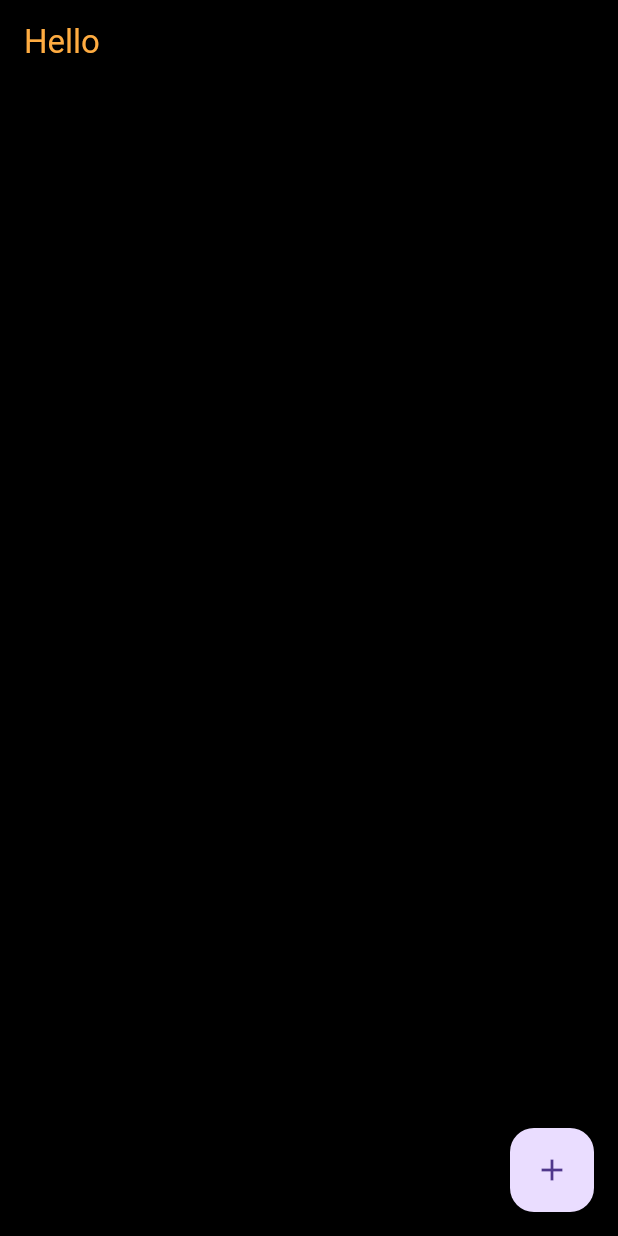
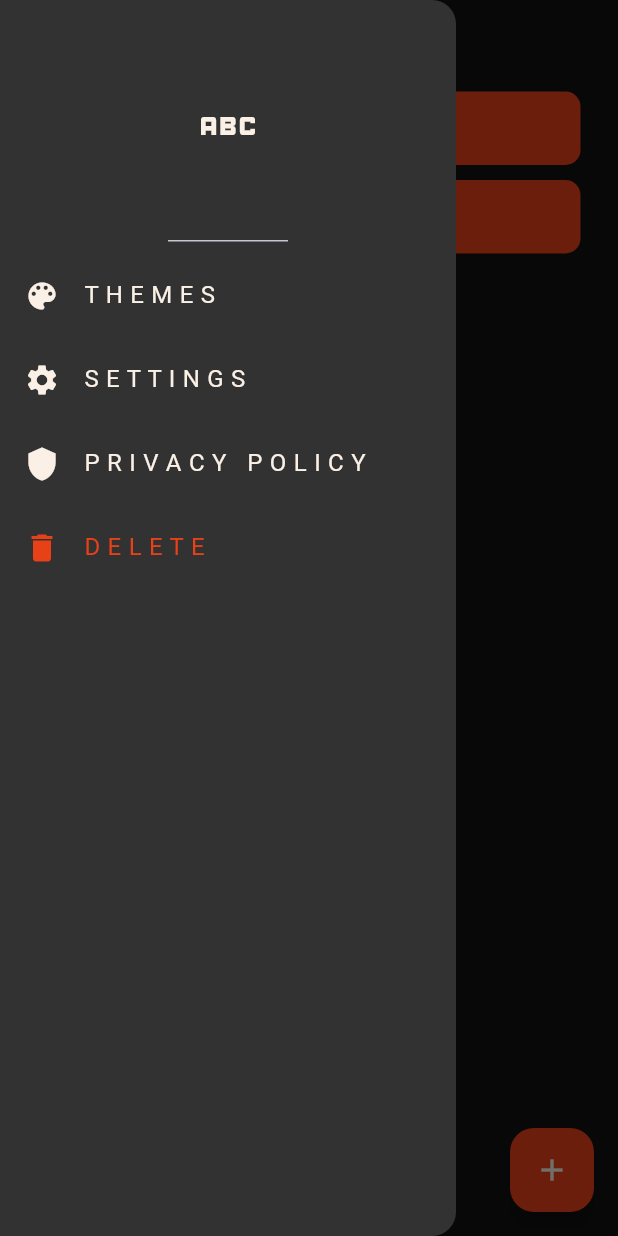
Before and after one commit to Asur-zx/2Du, a Flutter app: the screen it shows after launch, with the side drawer open (before the commit the screen has no drawer), on a phone screen of 412 x 824 dp. Run offline on Flutter 3.47's test engine with Material 3 defaults, Android fonts, the phone set to English and light mode, and no system bars; drawn by our look-alikes of flutter_slidable; our stand-ins replace hive, hive_flutter; accounts and stored records are empty.

Commit message:
middle of font settings

```diff
--- /dev/null
+++ b/lib/data/database.dart
@@ -0,0 +1,23 @@
+import 'package:hive/hive.dart';
+
+class TodoDataBase{
+
+  List task_list = [];
+
+  final _myBox = Hive.box("tableBox");
+
+  void createInitData(){
+    task_list = [
+      ["Make tutorial"],
+      ["Exercise"],
+    ];
+  }
+
+  void loadData(){
+    task_list = _myBox.get("tasklist");
+  }
+
+  void updateData(){
+    _myBox.put("tasklist", task_list);
+  }
+}
--- a/lib/main.dart
+++ b/lib/main.dart
@@ -1,20 +1,27 @@
 import 'package:flutter/material.dart';
 import 'package:flutter_application_1/pages/homepage.dart';
+import 'package:flutter_application_1/utils/fonts.dart';
 import 'package:hive_flutter/hive_flutter.dart';
-
+import 'package:provider/provider.dart';
 void main() async {
-  runApp(const MyApp());
   await Hive.initFlutter();
+  var box = await Hive.openBox("tableBox");
+  runApp(MyApp());
 }
 
 class MyApp extends StatelessWidget {
-  const MyApp({super.key});
-
+  MyApp({super.key});
+  fontsSettings fs = fontsSettings();
   @override
   Widget build(BuildContext context) {
-    return MaterialApp(
+    return ChangeNotifierProvider(create: (context)=>fontsSettings(),
+    child: MaterialApp(
       debugShowCheckedModeBanner: false,
+      theme: ThemeData(
+        fontFamily: fs.selectedFont,
+      ),
       home: Homepage(),
+    )
     );
   }
 }
--- a/lib/pages/homepage.dart
+++ b/lib/pages/homepage.dart
@@ -1,7 +1,12 @@
 import 'package:flutter/material.dart';
+import 'package:flutter_application_1/data/database.dart';
 import 'package:flutter_application_1/utils/colors.dart';
 import 'package:flutter_application_1/utils/todo.dart';
 import 'package:flutter_application_1/utils/dialogbox.dart';
+import 'package:hive/hive.dart';
+import 'package:flutter_application_1/utils/menu.dart';
+import 'package:flutter_application_1/utils/fonts.dart';
+import 'package:provider/provider.dart';
 
 class Homepage extends StatefulWidget {
   const Homepage({super.key});
@@ -11,12 +16,26 @@ class Homepage extends StatefulWidget {
 }
 
 class _HomepageState extends State<Homepage> {
+
+  final _myBox = Hive.box("tableBox");
+  TodoDataBase db = TodoDataBase();
+
+  @override
+  void initState(){
+    if (_myBox.get("tasklist")==null){
+      db.createInitData();
+    }else{
+      db.loadData();
+    }
+    super.initState();
+  }
   void savepress() {
     setState(() {
-      task_list.add([_controller.text, false]);
+      db.task_list.add([_controller.text]);
     });
     _controller.clear();
     Navigator.of(context).pop();
+    db.updateData();
   }
 
   void cancelpress() {
@@ -24,8 +43,7 @@ class _HomepageState extends State<Homepage> {
   }
 
   final _controller = TextEditingController();
-
-  List task_list = [];
+  fontsSettings fs = fontsSettings();
 
   void addcard() {
     showDialog(
@@ -39,36 +57,107 @@ class _HomepageState extends State<Homepage> {
         });
   }
 
-  Function(BuildContext)? deleteCard(index) {
+  Future<bool> showSnackbar(BuildContext context) async{
+    bool task_changed = true;
+    final snackbar = SnackBar(content: Text("item deleted !"), action: SnackBarAction(label: "Undo", onPressed: (){
+      task_changed = false;
+    }),);
+
+    ScaffoldMessenger.of(context).showSnackBar(snackbar);
+
+    await Future.delayed(Duration(seconds: 3));
+
+    return task_changed;
+  }
+
+   Future<void> deleteCard(index, task) async{
     setState(() {
-      task_list.removeAt(index);
+      db.task_list.removeAt(index);
     });
+    bool task_changed = await showSnackbar(context);
+
+    if (task_changed) {
+      db.updateData();
+    }
+    else{
+      setState(() {
+        db.task_list.insert(index, [task]);
+      });
+    }
     return null;
   }
 
-  @override
+  void drawerDelete(){
+    setState(() {
+      db.task_list.clear();
+    });
+    db.updateData();
+  }
+
   Widget build(BuildContext context) {
+    double drawerFontSize = fs.selectedSize/1.5;
+    double appbarFontSize = fs.selectedSize/1;
+    return Consumer<fontsSettings>(
+      builder: (context, fontsSettings, child){
         return Scaffold(
           backgroundColor: AppColors.black,
           appBar: AppBar(
             title: Text(
-          "Hello",
-          style: TextStyle(color: AppColors.yellow),
+              "2do4u",
+              style: TextStyle(
+                color: AppColors.palewhite,
+                fontSize: appbarFontSize,
               ),
+            ),
+            iconTheme: IconThemeData(color: AppColors.red),
             elevation: 0,
             backgroundColor: AppColors.black,
           ),
+          drawer: Drawer(
+            backgroundColor: AppColors.gray,
+            child: Column(
+              children: [
+                DrawerHeader(
+                    child: Icon(
+                      Icons.abc,
+                      size: 48,
+                      color: AppColors.white,
+                    )
+                ),
+                Menu(drawerFontSize: drawerFontSize,),
+                ListTile(
+                  leading: Icon(Icons.delete, color: AppColors.red,),
+                  title: Text(
+                    "D E L E T E",
+                    style: TextStyle(color: AppColors.red, fontSize: drawerFontSize, fontFamily: fs.selectedFont),
+                  ),
+                  onTap: drawerDelete,
+                ),
+              ],
+            ),
+          ),
           floatingActionButton:
-          FloatingActionButton(onPressed: addcard, child: Icon(Icons.add)),
+          FloatingActionButton(
+            onPressed: addcard,
+            backgroundColor: AppColors.red,
+            child: Icon(
+              Icons.add,
+              color: AppColors.white,
+            ),
+
+          ),
+          floatingActionButtonLocation: FloatingActionButtonLocation.endFloat,
           body: ListView.builder(
-        itemCount: task_list.length,
+            itemCount: db.task_list.length,
             itemBuilder: (context, index) {
               return TodoCard(
-            taskname: task_list[index][0],
-            deleteaction: (context) => deleteCard(index),
+                taskname: db.task_list[index][0],
+                deleteaction: () => deleteCard(index, db.task_list[index][0]),
               );
             },
           ),
         );
+      },
+    );
   }
 }
--- a/lib/utils/colors.dart
+++ b/lib/utils/colors.dart
@@ -2,10 +2,10 @@ import 'package:flutter/material.dart';
 
 // Define Global Colors
 class AppColors {
-  static const Color black = Color(0xFF000000); // Black
+  static const Color black = Color(0xff121212); // Black
   static const Color gray = Color(0xFF323232);
-  static const Color red = Color(0xFFBE3144); // Red
-  static const Color pinkred = Color(0xFFFF1E56); // Red
+  static const Color red = Color(0xffe84118); // Red
   static const Color white = Color(0xFFFAF0E6); // White
-  static const Color yellow = Color(0xffFFAC41);
+  static const Color palewhite = Color(0xFF9C9C9C);
+  //static const Color green = Color(0xFF7DF9FF);
 }
--- /dev/null
+++ b/lib/utils/fonts.dart
@@ -0,0 +1,22 @@
+import 'package:flutter/material.dart';
+import 'package:flutter_application_1/utils/colors.dart';
+
+class fontsSettings extends ChangeNotifier{
+  String selectedFont = 'Roboto'; // Default font`
+  double selectedSize = 24;
+  double selectionSize = 6;
+  // List of fonts to choose from
+
+  double get fontsize => selectedSize;
+  String get fontfamily => selectedFont;
+
+  void setfontsize(double newsize){
+    selectedSize = newsize;
+    notifyListeners();
+  }
+
+  void setfontfamily(String newfamily){
+    selectedFont = newfamily;
+    notifyListeners();
+  }
+}
--- /dev/null
+++ b/lib/utils/menu.dart
@@ -0,0 +1,57 @@
+import 'package:flutter/material.dart';
+import 'package:flutter_application_1/pages/settings.dart';
+import 'package:flutter_application_1/utils/colors.dart';
+import 'package:flutter_application_1/data/database.dart';
+import 'package:flutter_application_1/utils/fonts.dart';
+import 'package:hive/hive.dart';
+
+import '../pages/privacy.dart';
+import '../pages/themes.dart';
+
+
+class Menu extends StatefulWidget {
+  final double drawerFontSize;
+   const Menu({super.key, required this.drawerFontSize});
+
+  @override
+  State<Menu> createState() => _MenuState();
+}
+
+class _MenuState extends State<Menu> {
+
+  List drawerContent = [];
+
+  @override
+  void initState() {
+    super.initState();
+    // Initialize drawerContent here
+    drawerContent = [
+      [Icons.color_lens, "T H E M E S", Themes(), AppColors.white],
+      [Icons.settings, "S E T T I N G S", Settings(), AppColors.white],
+      [Icons.shield, "P R I V A C Y   P O L I C Y", Privacy(), AppColors.white],
+    ];
+  }
+  Widget build(BuildContext context) {
+    return Flexible(
+      child: ListView.builder(
+        shrinkWrap: true,
+          itemCount: drawerContent.length,
+          itemBuilder: (context, index) {
+          return ListTile(
+                  leading: Icon(drawerContent[index][0], color: drawerContent[index][3],),
+                  title: Text(
+                    drawerContent[index][1],
+                    style: TextStyle(
+                        color: drawerContent[index][3],
+                        fontSize: widget.drawerFontSize,
+                    ),
+                  ),
+                  onTap: (){
+                    Navigator.push(context, MaterialPageRoute(builder: (context)=>drawerContent[index][2]));
+                  },
+                );
+              }
+            ),
+    );
+  }
+}
--- a/lib/utils/todo.dart
+++ b/lib/utils/todo.dart
@@ -1,5 +1,6 @@
 import 'package:flutter/material.dart';
 import 'package:flutter_application_1/utils/colors.dart';
+import 'package:flutter_application_1/utils/fonts.dart';
 import 'package:flutter_slidable/flutter_slidable.dart';
 
 class TodoCard extends StatelessWidget {
@@ -7,35 +8,43 @@ class TodoCard extends StatelessWidget {
   String taskname = "";
   bool ischecked = false;
   Function(bool?)? onChanged;
-  Function(BuildContext)? deleteaction;
-
+  void Function() deleteaction;
   @override
   Widget build(BuildContext context) {
+    fontsSettings fs = fontsSettings();
+    double todoFontSize = fs.selectedSize/1.2;
     return Padding(
-      padding: EdgeInsets.only(left: 25, right: 25, top: 10, bottom: 10),
+      padding: EdgeInsets.only(left: 25, right: 25, top: 5, bottom: 5),
       child: Slidable(
+        key: ValueKey(taskname),
+
         startActionPane: ActionPane(
+          dismissible: DismissiblePane(onDismissed: deleteaction),
           motion: StretchMotion(),
+
           children: [
             SlidableAction(
-              onPressed: deleteaction,
+              onPressed: null,
               icon: Icons.delete,
+              backgroundColor: AppColors.white,
               borderRadius: BorderRadius.circular(10),
-              backgroundColor: AppColors.pinkred,
             ),
           ],
         ),
         child: Container(
-          padding: EdgeInsets.all(24),
+          padding: EdgeInsets.only(left: 24, right: 24, top: 10, bottom: 10),
           decoration: BoxDecoration(
-            color: AppColors.gray,
+            color: AppColors.red,
             borderRadius: BorderRadius.circular(10),
           ),
           child: Row(
             children: [
               Text(
                 taskname,
-                style: TextStyle(color: AppColors.white),
+                style: TextStyle(
+                    color: AppColors.white,
+                  fontSize: todoFontSize,
+                ),
               ),
             ],
           ),
--- a/pubspec.yaml
+++ b/pubspec.yaml
@@ -36,6 +36,7 @@ dependencies:
   # Use with the CupertinoIcons class for iOS style icons.
   cupertino_icons: ^1.0.8
   flutter_slidable: ^3.1.1
+  provider: ^6.0.0
 
 dev_dependencies:
   flutter_test:
```
Also changed, not shown: lib/pages/privacy.dart (added, +10 -0 lines), lib/pages/settings.dart (added, +86 -0 lines), lib/pages/themes.dart (added, +47 -0 lines), lib/utils/button.dart (+11 -3 lines), lib/utils/dialogbox.dart (+11 -5 lines), pubspec.lock, 1 other file. Lines whose indentation alone changed are shown as unchanged.
